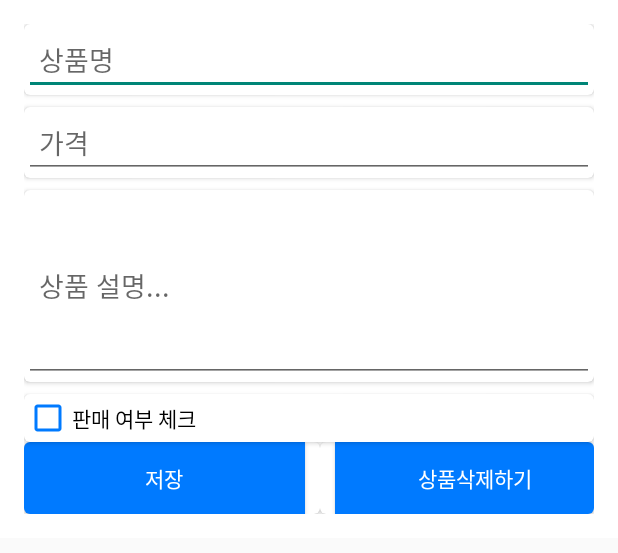
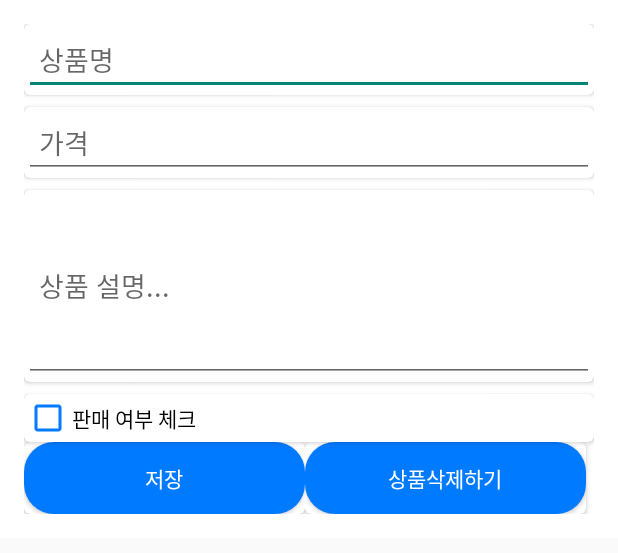
Before and after one commit to Mumbed/WonJoKwon, an Android app: the layout dialogeditpost.xml on its own in the app's theme, with its tools: preview values and no code run, on a phone screen of 412 x 824 dp. Shown: the top 553 px of the screen. Run offline under Robolectric (Android 15) with nearby library versions, the phone set to English and light mode, and no system bars.

Commit message:
button color, shape, new_items animation1

```diff
--- a/app/src/main/res/layout/dialogeditpost.xml
+++ b/app/src/main/res/layout/dialogeditpost.xml
@@ -95,10 +95,9 @@
                 android:id="@+id/buttonSave"
                 android:layout_width="187dp"
                 android:layout_height="wrap_content"
-                android:background="@color/blue"
+                android:background="@drawable/radius_button"
                 android:text="저장"
-                android:textColor="@android:color/white"
-                android:layout_marginRight="10dp"/>
+                android:textColor="@android:color/white" />
 
         </androidx.cardview.widget.CardView>
 
@@ -112,10 +111,9 @@
                 android:id="@+id/buttondelet"
                 android:layout_width="187dp"
                 android:layout_height="wrap_content"
-                android:background="@color/blue"
+                android:background="@drawable/radius_button"
                 android:text="상품삭제하기"
-                android:textColor="@android:color/white"
-                android:layout_marginLeft="10dp"/>
+                android:textColor="@android:color/white" />
         </androidx.cardview.widget.CardView>
     </LinearLayout>
 
```
